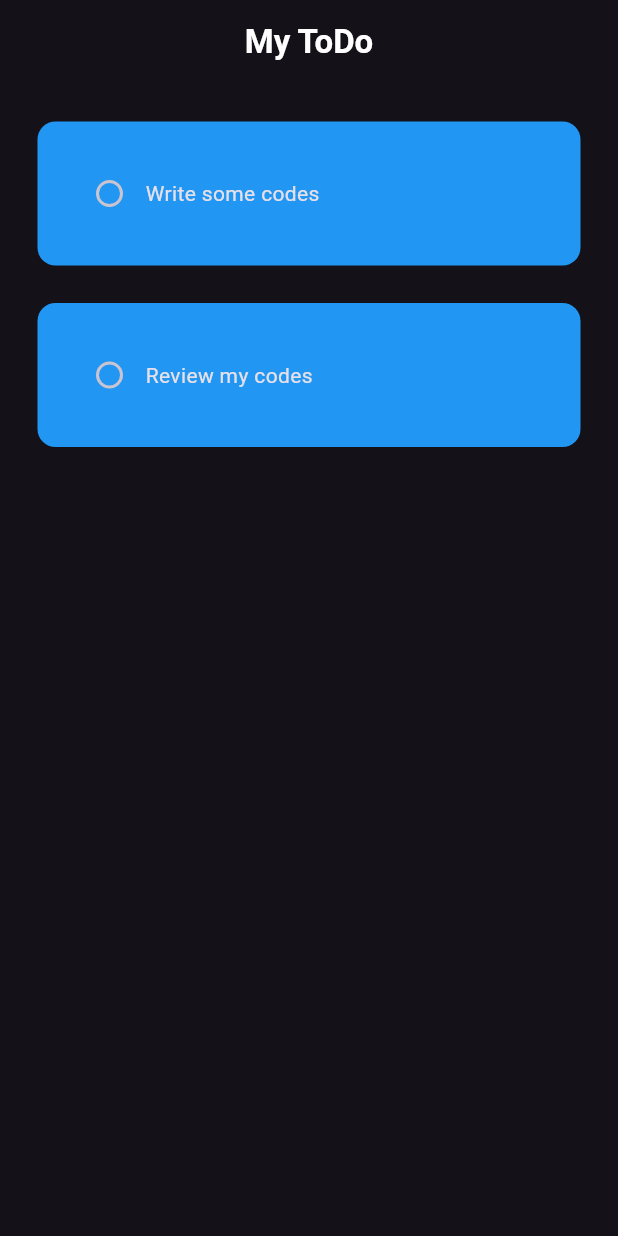
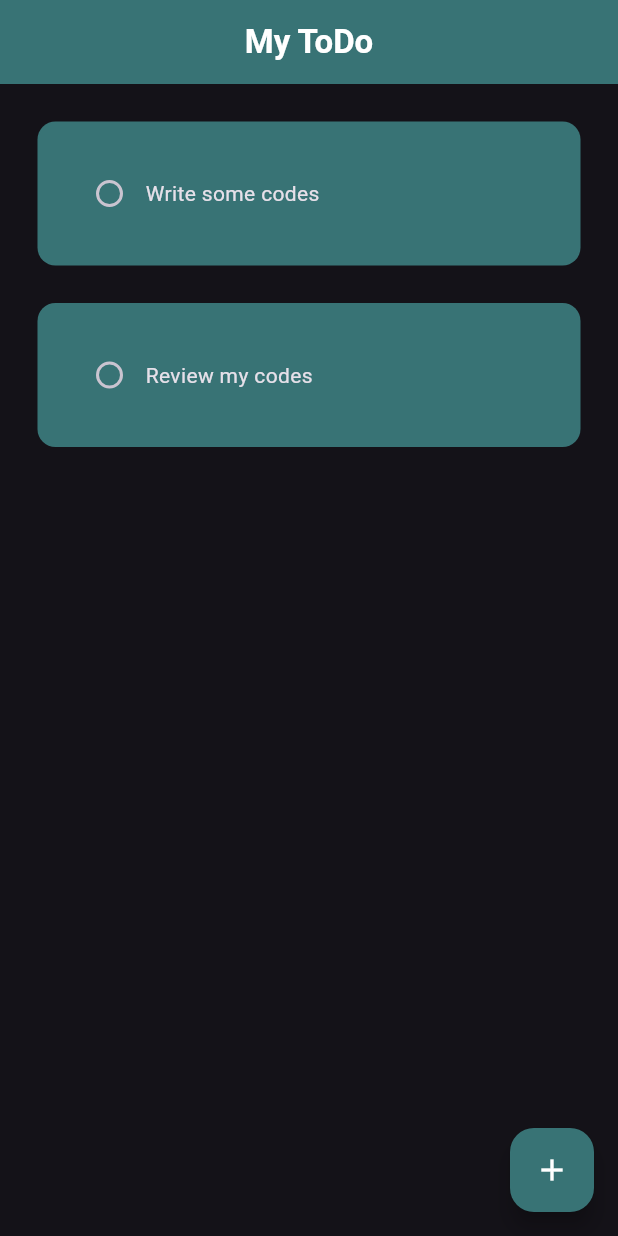
Before and after one commit to alexmortelsison/ToDoApp, a Flutter app: the screen it shows after launch, on a phone screen of 412 x 824 dp. Run offline on Flutter 3.47's test engine with Material 3 defaults, Android fonts, the phone set to English and light mode, and no system bars; drawn by our look-alikes of flutter_slidable; our stand-ins replace hive_flutter; accounts and stored records are empty.

Commit message:
fixed bug

```diff
--- /dev/null
+++ b/lib/const.dart
@@ -0,0 +1,7 @@
+import 'package:flutter/material.dart';
+
+final kBoxDecoration = BoxDecoration(
+    color: const Color.fromARGB(255, 56, 115, 117),
+    borderRadius: BorderRadius.circular(12));
+
+const kPrimaryColor = Color.fromARGB(255, 56, 115, 117);
--- a/lib/main.dart
+++ b/lib/main.dart
@@ -1,5 +1,6 @@
 import 'package:flutter/material.dart';
 import 'package:hive_flutter/adapters.dart';
+import 'package:todo_app/const.dart';
 
 import 'pages/home_page.dart';
 
@@ -18,7 +19,10 @@ class MyApp extends StatelessWidget {
   Widget build(BuildContext context) {
     return MaterialApp(
       debugShowCheckedModeBanner: false,
-      theme: ThemeData.dark(),
+      theme: ThemeData.dark().copyWith(
+          primaryColor: const Color.fromARGB(255, 56, 115, 117),
+          floatingActionButtonTheme: const FloatingActionButtonThemeData(
+              backgroundColor: kPrimaryColor)),
       home: const HomePage(),
     );
   }
--- a/lib/util/todo_tile.dart
+++ b/lib/util/todo_tile.dart
@@ -1,30 +1,41 @@
 import 'package:flutter/material.dart';
+import 'package:flutter_slidable/flutter_slidable.dart';
+import 'package:todo_app/const.dart';
 
 class ToDoTile extends StatelessWidget {
   final String taskName;
   final bool isTaskCompleted;
   final Function(bool?)? onChanged;
+  final Function(BuildContext)? deleteFunction;
   const ToDoTile({
     super.key,
     required this.onChanged,
     required this.taskName,
     required this.isTaskCompleted,
+    required this.deleteFunction,
   });
 
   @override
   Widget build(BuildContext context) {
     return Padding(
       padding: const EdgeInsets.only(top: 25, left: 25, right: 25),
+      child: Slidable(
+        endActionPane: ActionPane(motion: const StretchMotion(), children: [
+          SlidableAction(
+            onPressed: deleteFunction,
+            backgroundColor: Colors.red,
+            icon: Icons.delete,
+          )
+        ]),
         child: Container(
           padding: const EdgeInsets.all(24),
-        decoration: BoxDecoration(
-            color: Colors.blue, borderRadius: BorderRadius.circular(12)),
+          decoration: kBoxDecoration,
           child: Row(
             children: [
               Checkbox(
                 value: isTaskCompleted,
                 onChanged: onChanged,
-              activeColor: Colors.blue,
+                activeColor: kPrimaryColor,
                 shape: const CircleBorder(),
               ),
               Text(taskName,
@@ -35,6 +46,7 @@ class ToDoTile extends StatelessWidget {
             ],
           ),
         ),
+      ),
     );
   }
 }
```
Also changed, not shown: lib/pages/home_page.dart (+35 -0 lines), lib/util/dialog_box.dart (added, +51 -0 lines), lib/util/my_button.dart (added, +20 -0 lines). Lines whose indentation alone changed are shown as unchanged.
